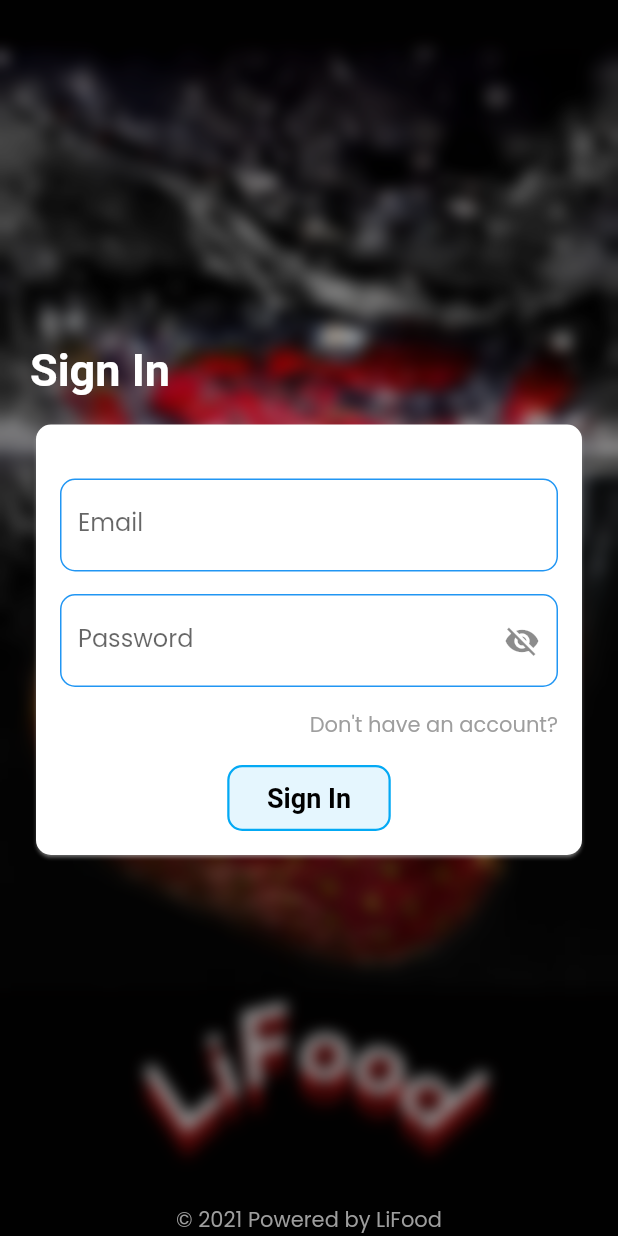
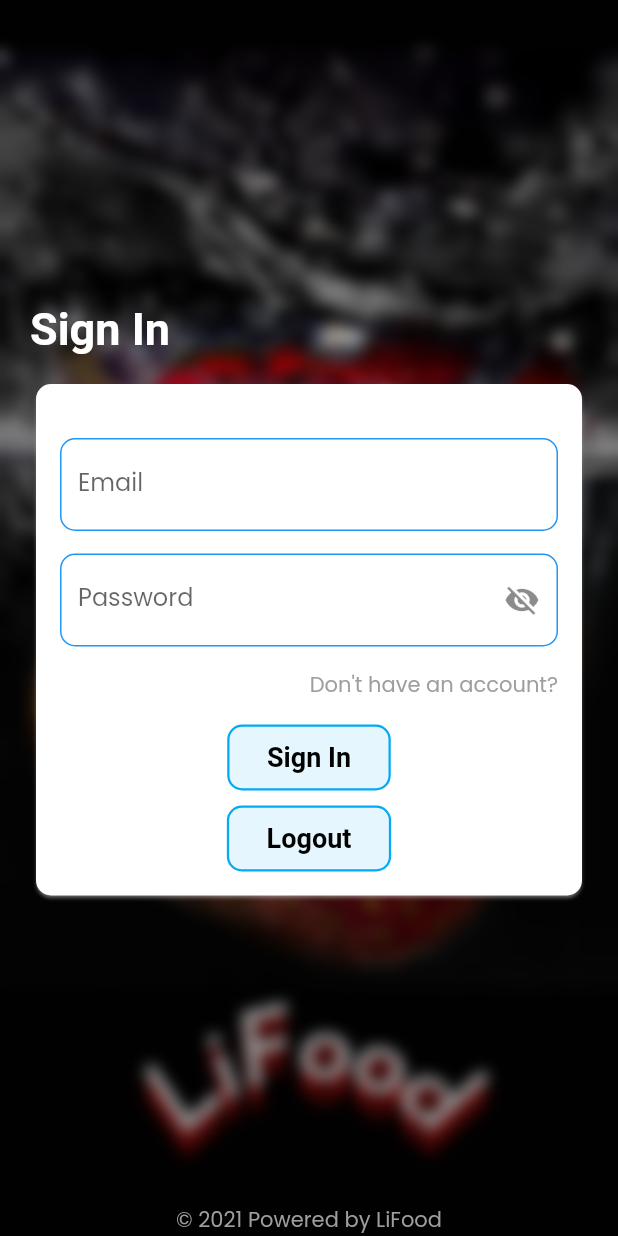
Before and after one commit to MarceloJSCesar/LiFood, a Flutter app: the LoginView screen opened by its route, on a phone screen of 412 x 824 dp. Run offline on Flutter 3.47's test engine with Material 2 defaults, Android fonts, the light colour scheme and no system bars; our stand-ins replace flutter_mobx, google_fonts, mobx, shared_preferences; accounts and stored records are empty; generated files the repository leaves out were written again.

Commit message:
some features added to auth services

```diff
--- a/lifood/lib/app/components/auth/auth_button.dart
+++ b/lifood/lib/app/components/auth/auth_button.dart
@@ -1,18 +1,23 @@
 import 'package:flutter/material.dart';
-import 'package:lifood/app/config/app_textstyles.dart';
+import 'package:lifood/app/components/custom_circular_progress_indicator.dart';
+import '../../../app/config/app_textstyles.dart';
 
 class AuthButton extends StatelessWidget {
   final String text;
+  final bool isLoading;
   final Function onTap;
   const AuthButton({
     Key key,
     this.text,
     this.onTap,
+    this.isLoading,
   }) : super(key: key);
 
   @override
   Widget build(BuildContext context) {
-    return GestureDetector(
+    return isLoading
+        ? CustomCircularProgressIndicator()
+        : GestureDetector(
             onTap: () => onTap(),
             child: Container(
               padding: const EdgeInsets.symmetric(
--- a/lifood/lib/app/components/auth/auth_field.dart
+++ b/lifood/lib/app/components/auth/auth_field.dart
@@ -25,7 +25,11 @@ class AuthField extends StatelessWidget {
       children: <Widget>[
         TextField(
           controller: controller,
-          obscureText: isPassword ? isPasswordVisible : false,
+          obscureText: isPassword
+              ? isPasswordVisible
+                  ? false
+                  : true
+              : false,
           textInputAction:
               isPassword ? TextInputAction.done : TextInputAction.next,
           keyboardType:
--- a/lifood/lib/app/views/auth/login_view.dart
+++ b/lifood/lib/app/views/auth/login_view.dart
@@ -8,6 +8,7 @@ import 'package:lifood/app/config/app_image_assets.dart';
 import 'package:lifood/app/config/app_routes_name.dart';
 import 'package:lifood/app/config/app_textstyles.dart';
 import 'package:lifood/app/controllers/auth/auth_controller.dart';
+import 'package:lifood/app/services/auth/auth_service.dart';
 
 class LoginView extends StatefulWidget {
   const LoginView({Key key}) : super(key: key);
@@ -17,10 +18,10 @@ class LoginView extends StatefulWidget {
 }
 
 class _LoginViewState extends State<LoginView> {
-  final _nameController = TextEditingController();
   final _emailController = TextEditingController();
   final _passwordController = TextEditingController();
 
+  final _authService = AuthService();
   final _authController = AuthController();
 
   @override
@@ -112,6 +113,29 @@ class _LoginViewState extends State<LoginView> {
                                 ),
                                 AuthButton(
                                   text: 'Sign In',
+                                  isLoading: _authController.isLoading,
+                                  onTap: () async {
+                                    _authController.enableIsLoading();
+                                    final user = await _authService.login(
+                                      email: 'eve.holt@reqres.in',
+                                      password: 'cityslicka',
+                                    );
+                                    print(user);
+                                    _authController.disableIsLoading();
+                                  },
+                                ),
+                                SizedBox(
+                                  height: 10,
+                                ),
+                                AuthButton(
+                                  text: 'Logout',
+                                  isLoading: _authController.isLoading,
+                                  onTap: () async {
+                                    _authController.enableIsLoading();
+                                    await _authService.logout('TOKEN', 'NAME');
+                                    _authController.disableIsLoading();
+                                    print('tapped');
+                                  },
                                 ),
                               ],
                             ),
--- a/lifood/lib/app/views/auth/register_view.dart
+++ b/lifood/lib/app/views/auth/register_view.dart
@@ -123,13 +123,16 @@ class _RegisterViewState extends State<RegisterView> {
                                   height: 16,
                                 ),
                                 AuthButton(
+                                  isLoading: _authController.isLoading,
                                   onTap: () async {
-                                    final user = await _authService.login(
+                                    _authController.enableIsLoading();
+                                    final user = await _authService.register(
                                       email: 'eve.holt@reqres.in',
                                       name: _nameController.text,
                                       password: 'cityslicka',
                                     );
                                     print(user);
+                                    _authController.disableIsLoading();
                                   },
                                   text: 'Sign Up',
                                 ),
```
Also changed, not shown: lifood/lib/app/components/custom_circular_progress_indicator.dart (added, +13 -0 lines), lifood/lib/app/controllers/auth/auth_controller.dart (+13 -0 lines), lifood/lib/app/interfaces/auth/auth_interface.dart (+4 -3 lines), lifood/lib/app/services/auth/auth_service.dart (+48 -6 lines), lifood/lib/app/controllers/auth/auth_controller.g.dart. Lines whose indentation alone changed are shown as unchanged.
